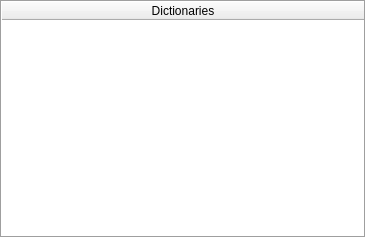
First picture: the form in plover/gui_qt/dictionaries_widget.ui, repository openstenoproject/plover, before the edit.
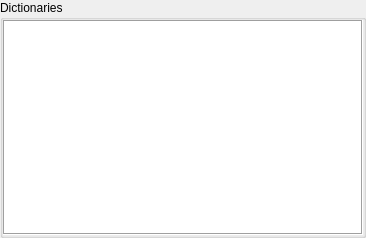
Second picture: the form after the edit. Icons and pictures are not drawn.

Commit message:
gui_qt/dictionaries: rework widget
Switch to a list view with a custom model.

Diff of the .ui file:
```diff
--- a/plover/gui_qt/dictionaries_widget.ui
+++ b/plover/gui_qt/dictionaries_widget.ui
@@ -1,7 +1,7 @@
 <?xml version="1.0" encoding="UTF-8"?>
 <ui version="4.0">
  <class>DictionariesWidget</class>
- <widget class="QWidget" name="DictionariesWidget">
+ <widget class="QGroupBox" name="DictionariesWidget">
   <property name="geometry">
    <rect>
     <x>0</x>
@@ -19,6 +19,9 @@
   <property name="windowTitle">
    <string notr="true"/>
   </property>
+  <property name="title">
+   <string>Dictionaries</string>
+  </property>
   <layout class="QVBoxLayout" name="verticalLayout">
    <property name="leftMargin">
     <number>0</number>
@@ -33,7 +36,7 @@
     <number>0</number>
    </property>
    <item>
-    <widget class="QTableWidget" name="table">
+    <widget class="QListView" name="view">
      <property name="frameShape">
       <enum>QFrame::Box</enum>
      </property>
@@ -61,14 +64,9 @@
      <property name="textElideMode">
       <enum>Qt::ElideMiddle</enum>
      </property>
-     <attribute name="horizontalHeaderStretchLastSection">
+     <property name="uniformItemSizes">
       <bool>true</bool>
-     </attribute>
-     <column>
-      <property name="text">
-       <string>Dictionaries</string>
-      </property>
-     </column>
+     </property>
     </widget>
    </item>
   </layout>
```
Left out of the diff: 45 changed lines with no effect on the pictures. The commit also changes 4 other files.
